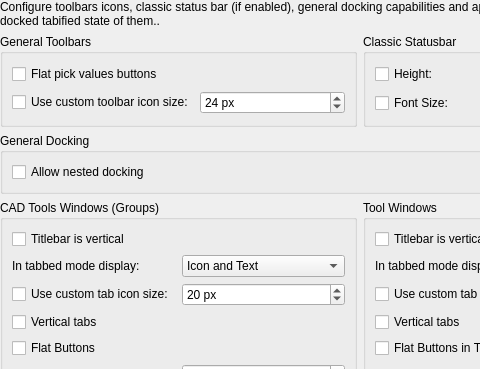
This is librecad/src/ui/dialogs/settings/options_widget/pages/lc_settings_page_toolbars_and_docks.ui in sand1024/LibreCAD as Qt 5 draws it before an edit; both pictures show x 0 to 480 and y 0 to 369 of the 720 by 539 pixel window. The edited form follows.
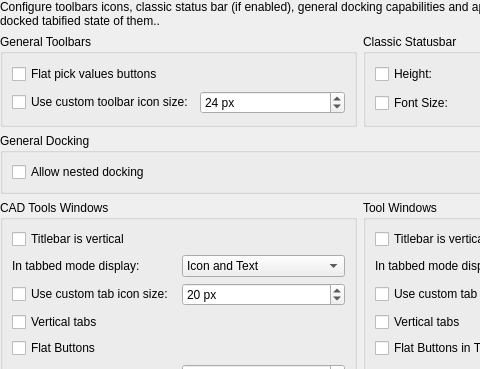
This is the edited form.

What changed in the file:
```diff
--- a/librecad/src/ui/dialogs/settings/options_widget/pages/lc_settings_page_toolbars_and_docks.ui
+++ b/librecad/src/ui/dialogs/settings/options_widget/pages/lc_settings_page_toolbars_and_docks.ui
@@ -26,7 +26,7 @@
    <item row="4" column="0">
     <widget class="QGroupBox" name="gbCADWidgets">
      <property name="title">
-      <string>CAD Tools Windows (Groups)</string>
+      <string>CAD Tools Windows</string>
      </property>
      <layout class="QGridLayout" name="gridLayout_cadWidgets">
       <item row="4" column="0" colspan="2">
```
